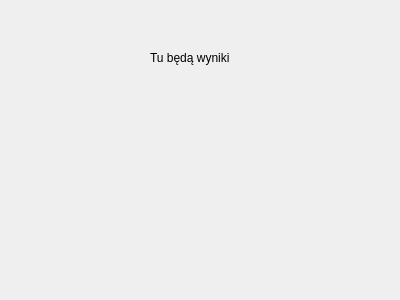
This is gui/ui/results.ui in Kornacy/HG20_Shell as Qt 5 draws it before an edit. The edited form follows.
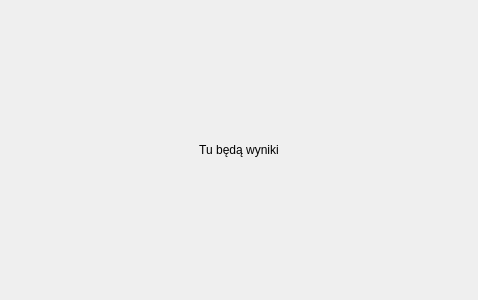
This is the edited form.

Commit message: fix: results page responsivity, clean up

```diff
--- a/gui/ui/results.ui
+++ b/gui/ui/results.ui
@@ -6,7 +6,7 @@
    <rect>
     <x>0</x>
     <y>0</y>
-    <width>400</width>
+    <width>478</width>
     <height>300</height>
    </rect>
   </property>
@@ -19,19 +19,24 @@
   <property name="windowTitle">
    <string>Form</string>
   </property>
+  <layout class="QVBoxLayout" name="verticalLayout">
+   <item>
   <widget class="QLabel" name="label">
-   <property name="geometry">
-    <rect>
-     <x>150</x>
-     <y>50</y>
-     <width>101</width>
-     <height>16</height>
-    </rect>
+     <property name="sizePolicy">
+      <sizepolicy hsizetype="Expanding" vsizetype="Preferred">
+       <horstretch>0</horstretch>
+       <verstretch>0</verstretch>
+      </sizepolicy>
    </property>
    <property name="text">
     <string>Tu będą wyniki</string>
    </property>
-  </widget>
+     <property name="alignment">
+      <set>Qt::AlignmentFlag::AlignCenter</set>
+     </property>
+    </widget>
+   </item>
+  </layout>
  </widget>
  <resources/>
  <connections/>
```
Lines whose indentation alone changed are shown as unchanged. The commit also changes 3 other files.
